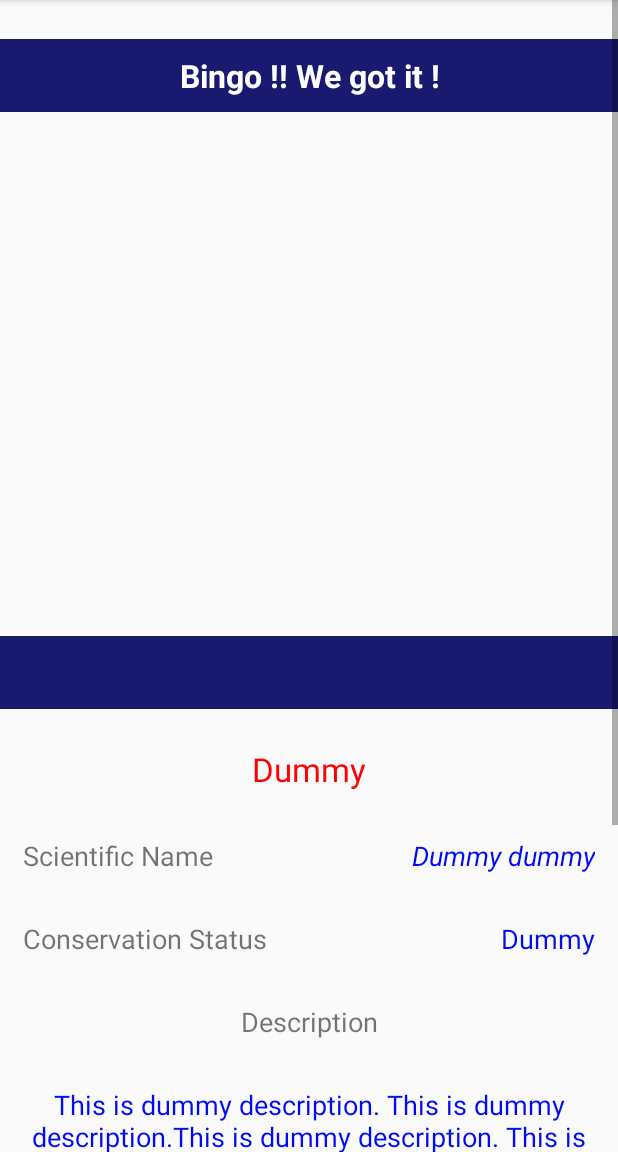
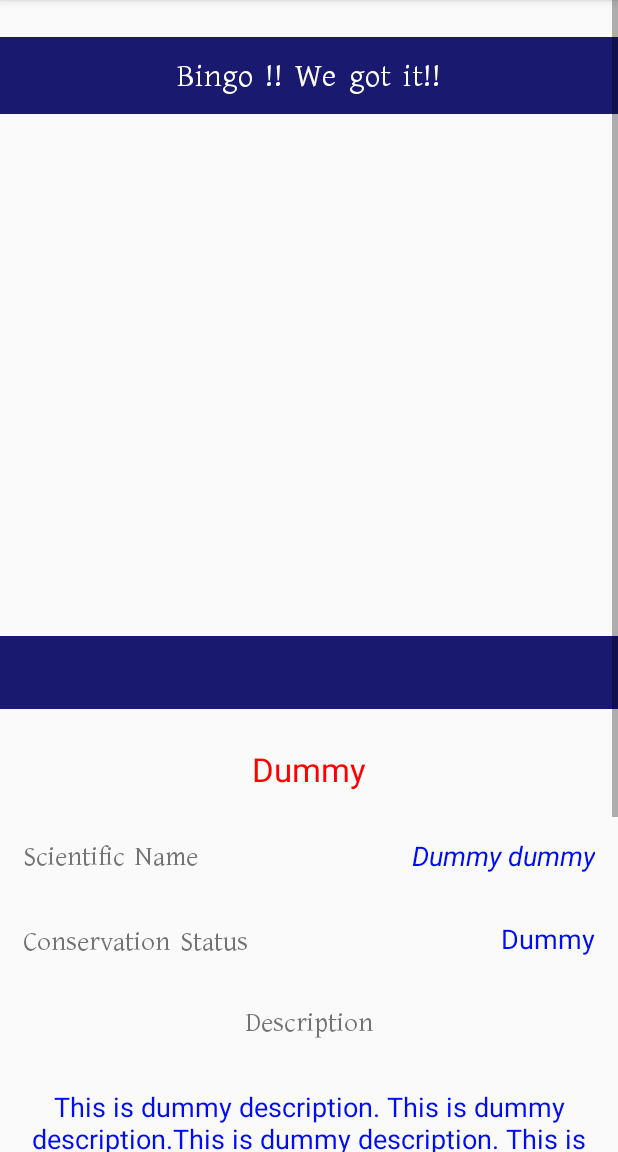
Before and after one commit to Bokhtiar-Adil/Animal-Classifier, an Android app: the ResultActivity screen opened directly, with no data from a screen before it, on a phone screen of 412 x 824 dp, the part 84-1236 px from its top. Run offline under Robolectric (Android 15) with nearby library versions, the light colour scheme and no system bars; libraries missing offline, so code that uses them is left out: org.pytorch, org.pytorch.torchvision; pictures from the network do not load; 8 statements that could not run were skipped.

Commit message:
Added bangla function to ResultActivity and Encyclopedia static parts

```diff
--- a/app/src/main/java/com/example/animalclassifierv3/ResultActivity.java
+++ b/app/src/main/java/com/example/animalclassifierv3/ResultActivity.java
@@ -4,6 +4,7 @@ import android.content.Context;
 import android.content.Intent;
 import android.graphics.Bitmap;
 import android.graphics.BitmapFactory;
+import android.graphics.Typeface;
 import android.os.Bundle;
 import android.util.Log;
 import android.view.View;
@@ -29,11 +30,51 @@ import androidx.appcompat.app.AppCompatActivity;
 public class ResultActivity extends AppCompatActivity {
 
     TextView alert,scifi,cst,desc;
+    TextView scilbl,cstlbl,desclbl,header,more;
+    int language;
     Button btn;
     @Override
     protected void onCreate(Bundle savedInstanceState) {
         super.onCreate(savedInstanceState);
         setContentView(R.layout.activity_result);
+
+        scilbl = findViewById(R.id.sciname);
+        cstlbl = findViewById(R.id.cst);
+        desclbl = findViewById(R.id.desc);
+        header = findViewById(R.id.header);
+        more = findViewById(R.id.more);
+
+        final Typeface tf = Typeface.createFromAsset(this.getAssets(),
+                "font/kalpurush.ttf");
+
+        header.setTypeface(tf);
+        scilbl.setTypeface(tf);
+        desclbl.setTypeface(tf);
+        cstlbl.setTypeface(tf);
+        more.setTypeface(tf);
+        //btn.setTypeface(tf);
+
+        Intent intent = getIntent();
+        language = intent.getIntExtra("language", 0);
+        Log.d("languageRes", String.valueOf(language));
+
+        if(language==0) {
+            header.setText(R.string.res_header);
+            scilbl.setText(R.string.res_scifi);
+            desclbl.setText(R.string.res_desc);
+            cstlbl.setText(R.string.res_cst);
+            more.setText(R.string.res_more);
+            //btn.setText(R.string.res_more_btn);
+        }
+        else {
+            header.setText(R.string.res_header_bangla);
+            scilbl.setText(R.string.res_scifi_bangla);
+            desclbl.setText(R.string.res_desc_bangla);
+            cstlbl.setText(R.string.res_cst_bangla);
+            more.setText(R.string.res_more_bangla);
+            //btn.setText(R.string.res_more_btn_bangla);
+        }
+
 
         Bundle extras = getIntent().getExtras();
         byte[] byteArray = extras.getByteArray("userInput");
--- a/app/src/main/res/layout/activity_encyclopedia.xml
+++ b/app/src/main/res/layout/activity_encyclopedia.xml
@@ -18,7 +18,6 @@
             android:layout_height="wrap_content"
             android:layout_marginTop="52dp"
             android:padding="10dp"
-            android:text="Select an animal to learn about:"
             android:textSize="18sp"
             app:layout_constraintTop_toTopOf="parent"
             tools:layout_editor_absoluteX="0dp" />
@@ -56,7 +55,6 @@
             android:layout_marginTop="20dp"
 
             android:padding="5dp"
-            android:text="Scientific Name"
             android:textAlignment="center"
             android:textSize="18sp"
             app:layout_constraintStart_toStartOf="parent"
@@ -87,7 +85,6 @@
             android:layout_marginTop="20dp"
 
             android:padding="5dp"
-            android:text="Conservation Status"
             android:textAlignment="center"
             android:textSize="18sp"
             app:layout_constraintStart_toStartOf="parent"
@@ -115,7 +112,6 @@
             android:layout_marginStart="10dp"
             android:layout_marginTop="20dp"
             android:padding="5dp"
-            android:text="Venomous status"
             android:textAlignment="center"
             android:textSize="18sp"
             android:visibility="visible"
@@ -162,7 +158,6 @@
             app:layout_constraintTop_toBottomOf="@+id/alertdet2"
             tools:layout_editor_absoluteX="16dp"
 
-            android:text="Description"
             android:textAlignment="center"
             android:textSize="18sp"
             android:padding="5dp" />
@@ -189,7 +184,6 @@
             app:layout_constraintTop_toBottomOf="@+id/descdet"
             tools:layout_editor_absoluteX="16dp"
 
-            android:text="Click on the following buttons to learn more about it from online. Also, make sure your internet connection is on."
             android:textAlignment="center"
             android:textSize="18sp"
             android:padding="5dp" />
--- a/app/src/main/res/layout/activity_result.xml
+++ b/app/src/main/res/layout/activity_result.xml
@@ -19,7 +19,6 @@
             app:layout_constraintBottom_toTopOf="@+id/image"
             app:layout_constraintTop_toTopOf="parent"
             tools:layout_editor_absoluteX="16dp"
-            android:text="Bingo !! We got it !"
             android:textSize="21sp"
             android:padding="10dp"
             android:textAlignment="center"
@@ -72,9 +71,7 @@
             android:layout_height="wrap_content"
             android:layout_marginStart="10dp"
             android:layout_marginTop="20dp"
-
             android:padding="5dp"
-            android:text="Scientific Name"
             android:textAlignment="center"
             android:textSize="18sp"
             app:layout_constraintStart_toStartOf="parent"
@@ -104,8 +101,6 @@
             android:layout_marginTop="20dp"
             android:layout_marginStart="10dp"
             android:padding="5dp"
-
-            android:text="Conservation Status"
             android:textAlignment="center"
             android:textSize="18sp"
             app:layout_constraintStart_toStartOf="parent"
@@ -133,8 +128,6 @@
             android:layout_marginTop="20dp"
             app:layout_constraintTop_toBottomOf="@+id/cstdet"
             tools:layout_editor_absoluteX="16dp"
-
-            android:text="Description"
             android:textAlignment="center"
             android:textSize="18sp"
             android:padding="5dp" />
@@ -160,8 +153,6 @@
             android:layout_marginTop="20dp"
             app:layout_constraintTop_toBottomOf="@+id/descdet"
             tools:layout_editor_absoluteX="16dp"
-
-            android:text="Click on the following button to learn more about it from online. Also, make sure your internet connection is on."
             android:textAlignment="center"
             android:textSize="18sp"
             android:padding="5dp" />
@@ -175,7 +166,8 @@
             app:layout_constraintTop_toBottomOf="@+id/more"
             android:layout_marginTop="20dp"
             android:layout_marginBottom="20dp"
-            android:text="Learn more"
+
+            android:text="Learn More"
             android:textColor="@color/midnight_blue"
             android:textSize="17sp"
             android:paddingTop="15dp"
--- a/app/src/main/res/values/strings.xml
+++ b/app/src/main/res/values/strings.xml
@@ -12,4 +12,20 @@
     <string name="main_capture_bangla">প্রাণীর ছবি আপলোড করে ছবির প্রাণীটি সম্পর্কে জানুন।</string>
     <string name="main_encyclo_bangla">প্রাণিজগতের বৈচিত্রময় প্রাণীদের সম্পর্কে সংক্ষেপে জানুন আমাদের ডাটাবেজ থেকে। অনলাইনে কানেক্ট করুন বিস্তারিত জানার জন্য।</string>
     <string name="main_online_feature_bangla">অনলাইনে কানেক্ট করে বিভিন্ন বিশেষ ফিচার উপভোগ করুন।</string>
+    <string name="res_header">Bingo !! We got it!!</string>
+    <string name="res_header_bangla">আমরা প্রাণীটিকে ডিটেক্ট করতে সক্ষম হয়েছি!!</string>
+    <string name="res_scifi">Scientific Name</string>
+    <string name="res_scifi_bangla">বৈজ্ঞানিক নাম</string>
+    <string name="res_cst">Conservation Status</string>
+    <string name="res_cst_bangla">সংরক্ষণ অবস্থা</string>
+    <string name="res_desc">Description</string>
+    <string name="res_desc_bangla">বর্ণনা</string>
+    <string name="res_more">Click on the following button to learn more about it from online. Also, make sure your internet connection is on.</string>
+    <string name="res_more_bangla">আরও বিস্তারিত জানতে ইন্টারনেট একটিভ করে নিচের বাটনে ক্লিক করুন।</string>
+    <string name="res_more_btn">Learn More</string>
+    <string name="res_more_btn_bangla">আরও জানুন</string>
+    <string name="ency_header">Select an animal to learn about:</string>
+    <string name="ency_header_bangla">যে প্রাণীটি সম্পর্কে জানতে চান সেটি সিলেক্ট করুনঃ</string>
+    <string name="ency_venom">Venomous Status</string>
+    <string name="ency_venom_bangla">বিষাক্ত কী?</string>
 </resources>
```
Also changed, not shown: app/src/main/java/com/example/animalclassifierv3/EncyclopediaActivity.java (+41 -0 lines).
